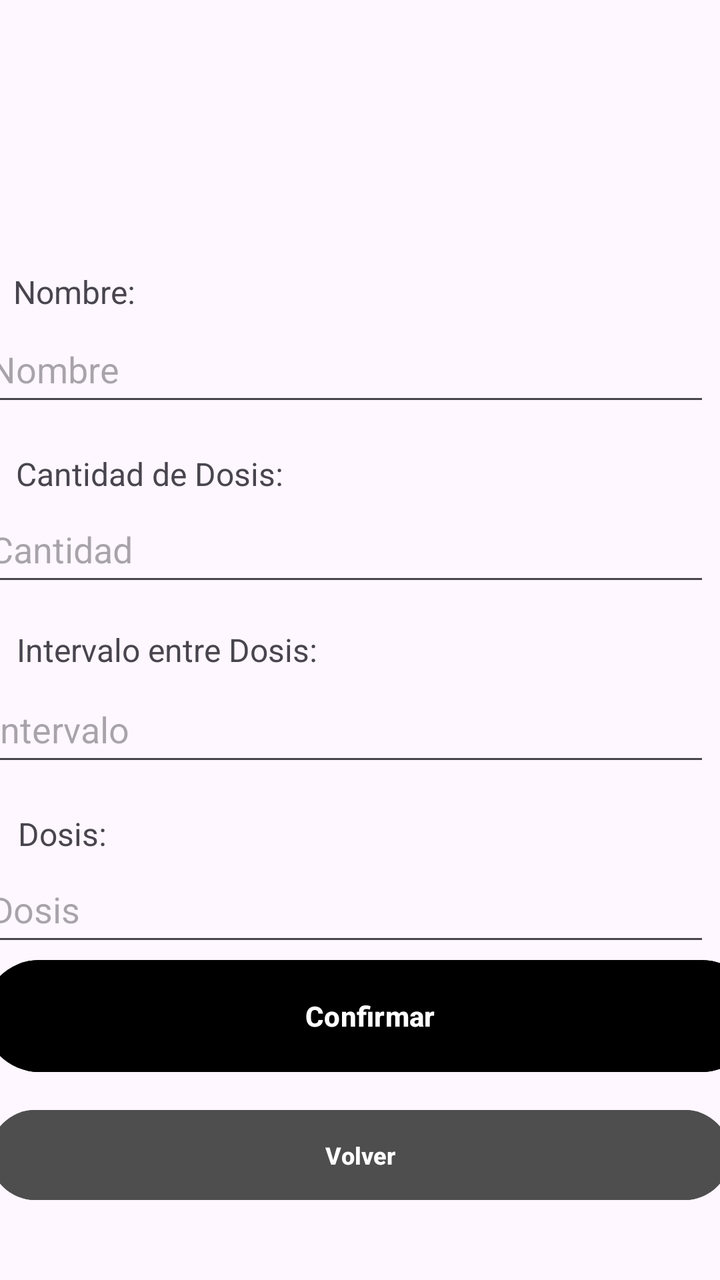
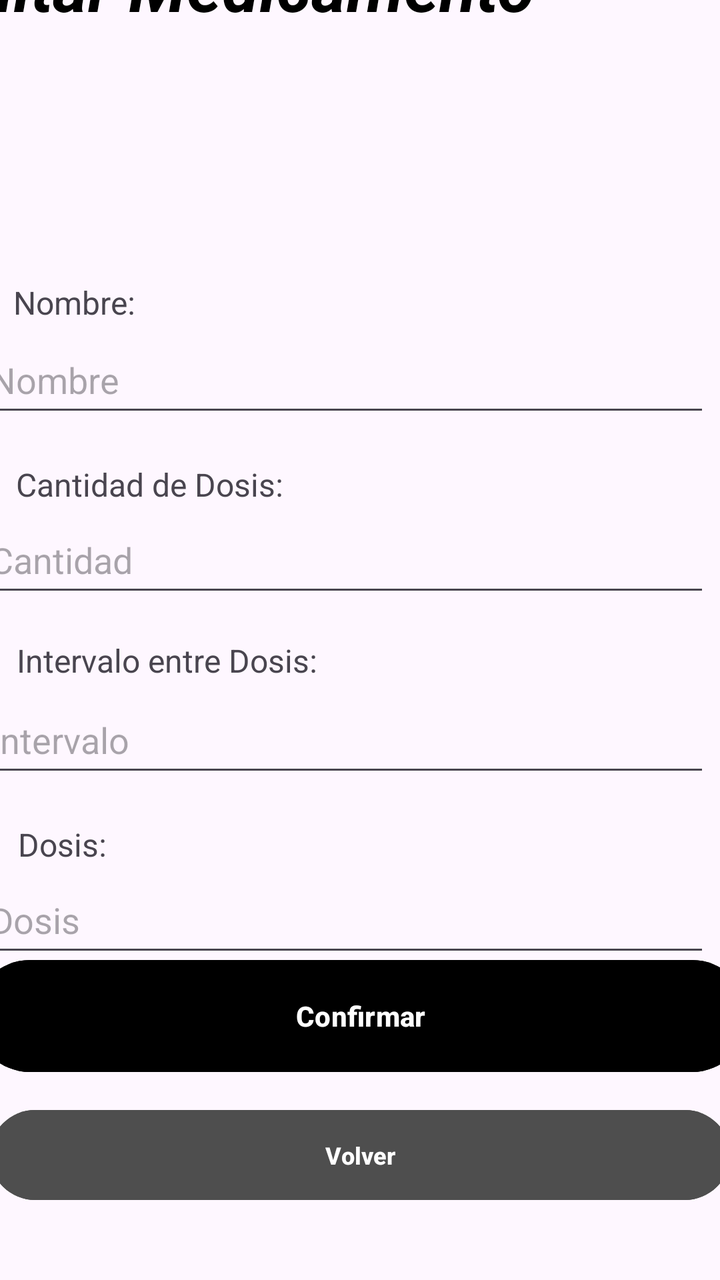

Two renders of the same Android screen: before a commit and after it. Below are the layout's source before the change and the commit's diff.
<!-- AndroidManifest.xml: application theme Theme.MobilesVC -->
<!-- res/layout/medicamento_edit_view.xml -->
<?xml version="1.0" encoding="utf-8"?>
<androidx.constraintlayout.widget.ConstraintLayout xmlns:android="http://schemas.android.com/apk/res/android"
    xmlns:app="http://schemas.android.com/apk/res-auto"
    xmlns:tools="http://schemas.android.com/tools"
    android:layout_width="match_parent"
    android:layout_height="match_parent">

    <TextView
        android:id="@+id/textView62"
        android:layout_width="100dp"
        android:layout_height="22dp"
        android:text="Dosis:"
        android:textSize="16sp"
        app:layout_constraintBottom_toTopOf="@+id/vDosisEdit"
        app:layout_constraintEnd_toEndOf="parent"
        app:layout_constraintHorizontal_bias="0.035"
        app:layout_constraintStart_toStartOf="parent" />

    <TextView
        android:id="@+id/textView61"
        android:layout_width="200dp"
        android:layout_height="22dp"
        android:layout_marginBottom="2dp"
        android:text="Intervalo entre Dosis:"
        android:textSize="16sp"
        app:layout_constraintBottom_toTopOf="@+id/vIntervaloMedicamentoEdit"
        app:layout_constraintEnd_toEndOf="parent"
        app:layout_constraintHorizontal_bias="0.052"
        app:layout_constraintStart_toStartOf="parent" />

    <TextView
        android:id="@+id/textView60"
        android:layout_width="200dp"
        android:layout_height="22dp"
        android:text="Cantidad de Dosis:"
        android:textSize="16sp"
        app:layout_constraintBottom_toTopOf="@+id/vCantidadMedicamentoEdit"
        app:layout_constraintEnd_toEndOf="parent"
        app:layout_constraintHorizontal_bias="0.051"
        app:layout_constraintStart_toStartOf="parent" />

    <TextView
        android:id="@+id/textView59"
        android:layout_width="100dp"
        android:layout_height="22dp"
        android:layout_marginBottom="1dp"
        android:text="Nombre:"
        android:textSize="16sp"
        app:layout_constraintBottom_toTopOf="@+id/vNombreMedicamentoEdit"
        app:layout_constraintEnd_toEndOf="parent"
        app:layout_constraintHorizontal_bias="0.025"
        app:layout_constraintStart_toStartOf="parent" />

    <Button
        android:id="@+id/vEditMedicamento"
        android:layout_width="387dp"
        android:layout_height="64dp"
        android:layout_marginTop="48dp"
        android:layout_marginBottom="100dp"
        android:backgroundTint="#000000"
        android:paddingVertical="14dp"
        android:text="Confirmar"
        android:textStyle="bold"
        app:layout_constraintBottom_toBottomOf="parent"
        app:layout_constraintEnd_toEndOf="parent"
        app:layout_constraintHorizontal_bias="0.333"
        app:layout_constraintStart_toStartOf="parent" />

    <com.google.android.material.textfield.TextInputEditText
        android:id="@+id/vIntervaloMedicamentoEdit"
        android:layout_width="364dp"
        android:layout_height="50dp"
        android:layout_marginStart="16dp"
        android:layout_marginTop="20dp"
        android:layout_marginEnd="31dp"
        android:layout_marginBottom="20dp"
        android:clickable="true"
        android:hint="Intervalo"
        app:layout_constraintBottom_toTopOf="@+id/vDosisEdit"
        app:layout_constraintEnd_toEndOf="parent"
        app:layout_constraintStart_toStartOf="parent"
        app:layout_constraintTop_toBottomOf="@+id/vCantidadMedicamentoEdit" />

    <com.google.android.material.textfield.TextInputEditText
        android:id="@+id/vDosisEdit"
        android:layout_width="364dp"
        android:layout_height="50dp"
        android:layout_marginStart="16dp"
        android:layout_marginTop="20dp"
        android:layout_marginEnd="31dp"
        android:layout_marginBottom="91dp"
        android:clickable="true"
        android:hint="Dosis"
        app:layout_constraintBottom_toTopOf="@+id/vEditMedicamento"
        app:layout_constraintEnd_toEndOf="parent"
        app:layout_constraintStart_toStartOf="parent"
        app:layout_constraintTop_toBottomOf="@+id/vIntervaloMedicamentoEdit" />

    <TextView
        android:id="@+id/textView12"
        android:layout_width="240dp"
        android:layout_height="35dp"
        android:layout_marginStart="93dp"
        android:layout_marginTop="68dp"
        android:layout_marginEnd="93dp"
        android:layout_marginBottom="74dp"
        android:fontFamily="sans-serif"
        android:text="Editar Medicamento"
        android:textColor="#000000"
        android:textStyle="bold|italic"
        app:layout_constraintBottom_toTopOf="@+id/vNombreMedicamentoEdit"
        app:layout_constraintEnd_toEndOf="parent"
        app:layout_constraintStart_toStartOf="parent"
        app:layout_constraintTop_toTopOf="parent"
        tools:textSize="26sp" />

    <Button
        android:id="@+id/vVolverMedicamentoEdit"
        android:layout_width="370dp"
        android:layout_height="53dp"
        android:layout_marginHorizontal="24dp"
        android:layout_marginStart="20dp"
        android:layout_marginTop="11dp"
        android:layout_marginEnd="21dp"
        android:layout_marginBottom="36dp"
        android:backgroundTint="#4E4E4E"
        android:paddingVertical="10dp"
        android:text="Volver"
        android:textSize="12sp"
        android:textStyle="bold"
        android:visibility="visible"
        app:layout_constraintBottom_toBottomOf="parent"
        app:layout_constraintEnd_toEndOf="parent"
        app:layout_constraintStart_toStartOf="parent"
        app:layout_constraintTop_toBottomOf="@+id/vEditMedicamento" />

    <com.google.android.material.textfield.TextInputEditText
        android:id="@+id/vCantidadMedicamentoEdit"
        android:layout_width="364dp"
        android:layout_height="50dp"
        android:layout_marginStart="16dp"
        android:layout_marginTop="20dp"
        android:layout_marginEnd="31dp"
        android:layout_marginBottom="20dp"
        android:clickable="true"
        android:hint="Cantidad"
        app:layout_constraintBottom_toTopOf="@+id/vIntervaloMedicamentoEdit"
        app:layout_constraintEnd_toEndOf="parent"
        app:layout_constraintStart_toStartOf="parent"
        app:layout_constraintTop_toBottomOf="@+id/vNombreMedicamentoEdit" />

    <com.google.android.material.textfield.TextInputEditText
        android:id="@+id/vNombreMedicamentoEdit"
        android:layout_width="364dp"
        android:layout_height="50dp"
        android:layout_marginStart="16dp"
        android:layout_marginTop="74dp"
        android:layout_marginEnd="31dp"
        android:layout_marginBottom="20dp"
        android:clickable="true"
        android:hint="Nombre"
        app:layout_constraintBottom_toTopOf="@+id/vCantidadMedicamentoEdit"
        app:layout_constraintEnd_toEndOf="parent"
        app:layout_constraintStart_toStartOf="parent"
        app:layout_constraintTop_toBottomOf="@+id/textView12" />
</androidx.constraintlayout.widget.ConstraintLayout>
<!-- resources referenced by this layout -->
<resources>
  <style name="Theme.MobilesVC" parent="Base.Theme.MobilesVC" />
  <style name="Base.Theme.MobilesVC" parent="Theme.Material3.DayNight.NoActionBar">
          
          
      </style>
</resources>

<!-- the commit's change to res/layout/medicamento_edit_view.xml (unified diff, before → after) -->
@@ -55,7 +55,6 @@
         android:id="@+id/vEditMedicamento"
         android:layout_width="387dp"
         android:layout_height="64dp"
-        android:layout_marginTop="48dp"
         android:layout_marginBottom="100dp"
         android:backgroundTint="#000000"
         android:paddingVertical="14dp"
@@ -63,7 +62,7 @@
         android:textStyle="bold"
         app:layout_constraintBottom_toBottomOf="parent"
         app:layout_constraintEnd_toEndOf="parent"
-        app:layout_constraintHorizontal_bias="0.333"
+        app:layout_constraintHorizontal_bias="0.5"
         app:layout_constraintStart_toStartOf="parent" />
 
     <com.google.android.material.textfield.TextInputEditText
@@ -98,8 +97,8 @@
 
     <TextView
         android:id="@+id/textView12"
-        android:layout_width="240dp"
-        android:layout_height="35dp"
+        android:layout_width="wrap_content"
+        android:layout_height="wrap_content"
         android:layout_marginStart="93dp"
         android:layout_marginTop="68dp"
         android:layout_marginEnd="93dp"
@@ -107,9 +106,11 @@
         android:fontFamily="sans-serif"
         android:text="Editar Medicamento"
         android:textColor="#000000"
+        android:textSize="34sp"
         android:textStyle="bold|italic"
         app:layout_constraintBottom_toTopOf="@+id/vNombreMedicamentoEdit"
         app:layout_constraintEnd_toEndOf="parent"
+        app:layout_constraintHorizontal_bias="1.0"
         app:layout_constraintStart_toStartOf="parent"
         app:layout_constraintTop_toTopOf="parent"
         tools:textSize="26sp" />
